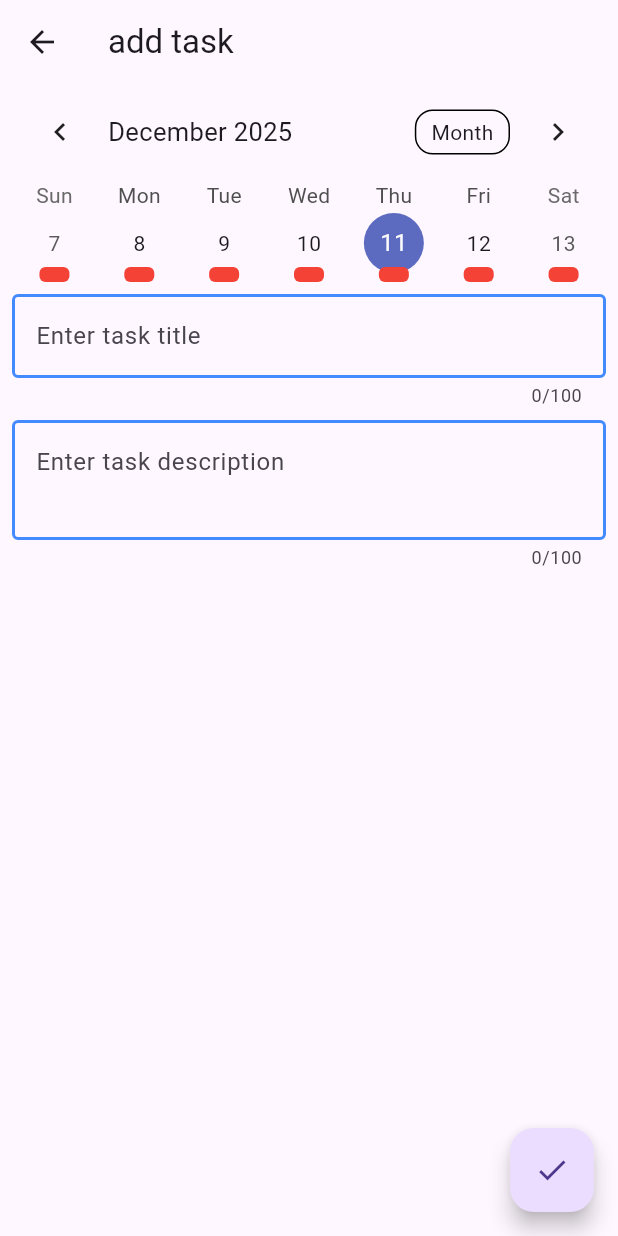
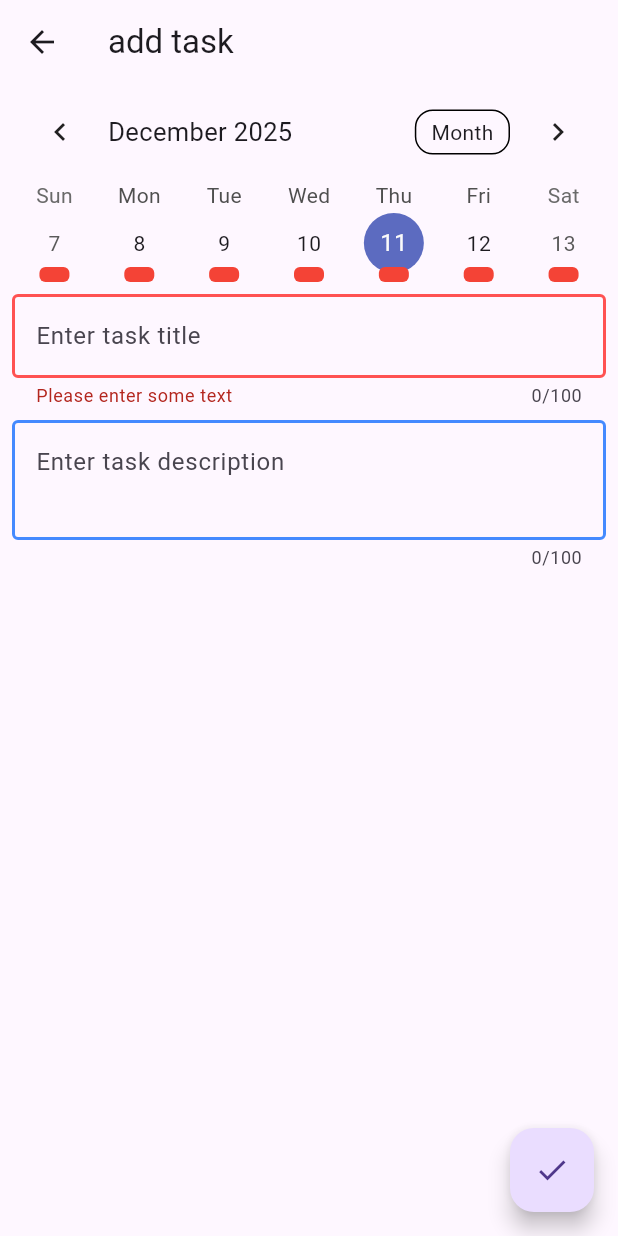
Before and after one commit to abdoukare/To-Do_app, a Flutter app: the AddTasksView screen opened by its route, after a tap on the "done" icon, on a phone screen of 412 x 824 dp. Run offline on Flutter 3.47's test engine with Material 3 defaults, Android fonts, the phone set to English and light mode, and no system bars; drawn by our look-alikes of table_calendar.

Commit message:
feat: error borders , rebuilding the widget when making new task, changing page when making task

```diff
--- a/lib/view/AddTasksView.dart
+++ b/lib/view/AddTasksView.dart
@@ -1,6 +1,9 @@
 import 'package:flutter/material.dart';
+import 'package:provider/provider.dart';
 import 'package:table_calendar/table_calendar.dart';
 import 'package:week4_task/library/globals.dart' as globals;
+import 'package:week4_task/model/Task.dart';
+import 'package:week4_task/provider/TaskModel.dart';
 
 class AddTasksView extends StatefulWidget {
   const AddTasksView({Key? key}) : super(key: key);
@@ -14,11 +17,18 @@ class _AddTasksViewState extends State<AddTasksView> {
 
   DateTime _focusedDay = DateTime.now();
   final _formKey = GlobalKey<FormState>();
+  final _titleController = TextEditingController();
+  final _descriptionController = TextEditingController();
+
   @override
   Widget build(BuildContext context) {
+    return Consumer<Taskmodel>(
+      // hna rana ncosumiw f data li f provider
+      builder: (context, model, child) {
         return Scaffold(
           appBar: AppBar(title: Text('add task')),
           body: SingleChildScrollView(
+            child: Form(
               // Build a Form widget using the _formKey created above.
               key: _formKey,
               child: Padding(
@@ -62,6 +72,7 @@ class _AddTasksViewState extends State<AddTasksView> {
                       child: TextFormField(
                         // hada champ ta3 title
                         // The validator receives the text that the user has entered.
+                        controller: _titleController,
                         maxLength: 100,
                         decoration: InputDecoration(
                           hintText: "Enter task title",
@@ -105,6 +116,7 @@ class _AddTasksViewState extends State<AddTasksView> {
                             return null;
                             man7tajoch description tkon required field machi lazm
                           },*/
+                        controller: _descriptionController,
                         maxLength: 100,
                         minLines: 2,
                         maxLines: 5,
@@ -135,19 +147,38 @@ class _AddTasksViewState extends State<AddTasksView> {
                 ),
               ),
             ),
+          ),
           floatingActionButton: FloatingActionButton(
             child: Icon(Icons.done),
             onPressed: () {
               // Validate returns true if the form is valid, or false otherwise.
               if (_formKey.currentState!.validate()) {
+                Task _newTask = Task(
+                  _titleController.text,
+                  false,
+                  _descriptionController.text,
+                  _focusedDay,
+                );
+                model.add(_newTask);
                 // If the form is valid, display a snackbar. In the real world,
                 // you'd often call a server or save the information in a database.
-            ScaffoldMessenger.of(
-              context,
-            ).showSnackBar(const SnackBar(content: Text('Processing Data')));
+                ScaffoldMessenger.of(context).showSnackBar(
+                  const SnackBar(content: Text('Processing Data')),
+                );
+                Navigator.pushReplacementNamed(context, 'listTasks');
               }
             },
           ),
         );
+      },
+    );
+  }
+
+  @override
+  void dispose() {
+    // when our widget is removed and will never build again
+    _titleController.dispose();
+    _descriptionController.dispose();
+    super.dispose();
   }
 }
```
Lines whose indentation alone changed are shown as unchanged.
